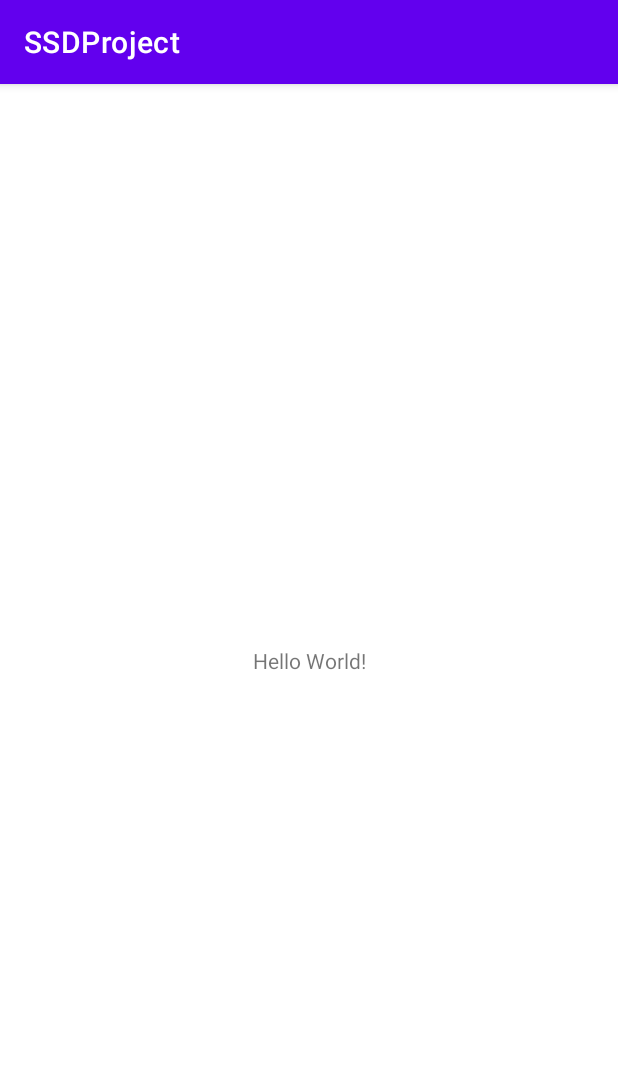
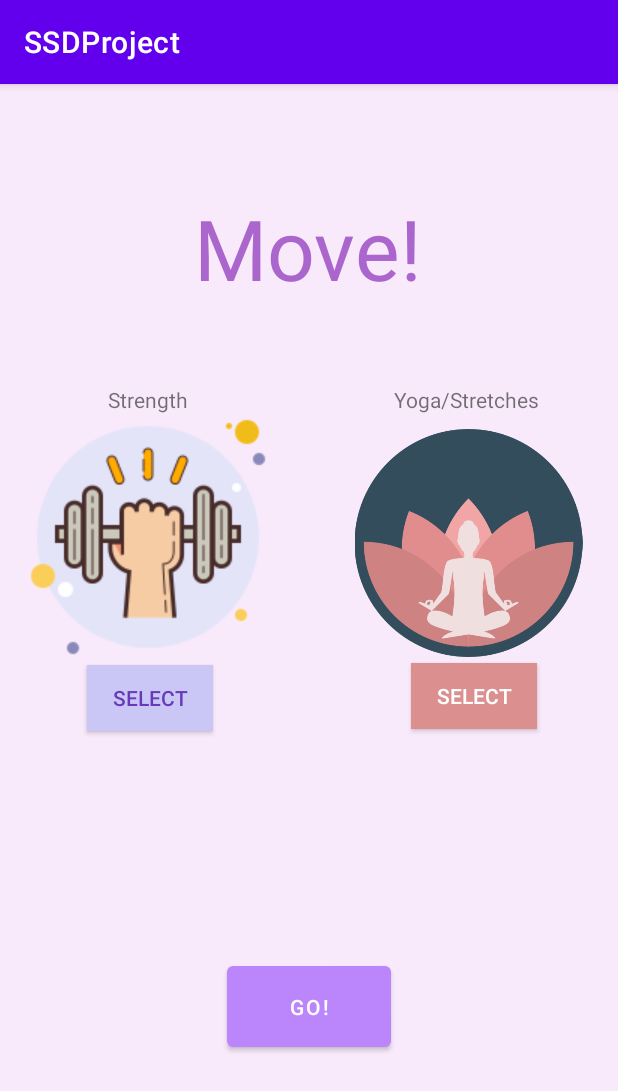
Before and after one commit to Ryanlydz/SSDProject, an Android app: the screen it shows after launch (MainActivity), on a phone screen of 412 x 824 dp. Shown: the top 1091 px of the screen. Run offline under Robolectric (Android 15) with nearby library versions, the light colour scheme and no system bars.

Commit message:
implement UI

```diff
--- a/app/src/main/res/layout/activity_main.xml
+++ b/app/src/main/res/layout/activity_main.xml
@@ -4,15 +4,112 @@
     xmlns:tools="http://schemas.android.com/tools"
     android:layout_width="match_parent"
     android:layout_height="match_parent"
+    android:background="#F9EAFB"
     tools:context=".MainActivity">
 
     <TextView
+        android:id="@+id/textView"
         android:layout_width="wrap_content"
         android:layout_height="wrap_content"
-        android:text="Hello World!"
-        app:layout_constraintBottom_toBottomOf="parent"
-        app:layout_constraintLeft_toLeftOf="parent"
-        app:layout_constraintRight_toRightOf="parent"
+        android:layout_marginTop="72dp"
+        android:text="@string/header_text"
+        android:textAppearance="@style/TextAppearance.AppCompat.Display3"
+        android:textColor="@android:color/holo_purple"
+        app:layout_constraintEnd_toEndOf="parent"
+        app:layout_constraintHorizontal_bias="0.498"
+        app:layout_constraintStart_toStartOf="parent"
         app:layout_constraintTop_toTopOf="parent" />
 
+    <ImageButton
+        android:id="@+id/btn_strength"
+        android:layout_width="165dp"
+        android:layout_height="163dp"
+        android:layout_marginStart="16dp"
+        android:layout_marginLeft="16dp"
+        android:layout_marginTop="220dp"
+        android:background="@null"
+        app:layout_constraintStart_toStartOf="parent"
+        app:layout_constraintTop_toTopOf="parent"
+        app:srcCompat="@drawable/strength" />
+
+    <ImageButton
+        android:id="@+id/btn_yoga"
+        android:layout_width="167dp"
+        android:layout_height="152dp"
+        android:layout_marginStart="16dp"
+        android:layout_marginLeft="16dp"
+        android:layout_marginTop="230dp"
+        android:layout_marginEnd="16dp"
+        android:layout_marginRight="16dp"
+        android:background="@null"
+        android:scaleType="fitCenter"
+        app:layout_constraintEnd_toEndOf="parent"
+        app:layout_constraintHorizontal_bias="1.0"
+        app:layout_constraintStart_toEndOf="@+id/btn_strength"
+        app:layout_constraintTop_toTopOf="parent"
+        app:srcCompat="@drawable/yoga3" />
+
+    <TextView
+        android:id="@+id/textView2"
+        android:layout_width="wrap_content"
+        android:layout_height="wrap_content"
+        android:layout_marginStart="72dp"
+        android:layout_marginLeft="72dp"
+        android:text="@string/strength_text"
+        app:layout_constraintBottom_toTopOf="@+id/btn_strength"
+        app:layout_constraintStart_toStartOf="parent" />
+
+    <TextView
+        android:id="@+id/textView3"
+        android:layout_width="wrap_content"
+        android:layout_height="wrap_content"
+        android:layout_marginEnd="52dp"
+        android:layout_marginRight="52dp"
+        android:text="@string/yoga_text"
+        app:layout_constraintBaseline_toBaselineOf="@+id/textView2"
+        app:layout_constraintEnd_toEndOf="parent" />
+
+    <ToggleButton
+        android:id="@+id/toggleButton"
+        android:layout_width="84dp"
+        android:layout_height="44dp"
+        android:layout_marginStart="58dp"
+        android:layout_marginLeft="58dp"
+        android:layout_marginTop="4dp"
+        android:background="#CAC7F6"
+        android:text="@string/strength_toggle"
+        android:textColor="#673AB7"
+        android:textOff="Select"
+        android:textOn="Select"
+        app:layout_constraintStart_toStartOf="parent"
+        app:layout_constraintTop_toBottomOf="@+id/btn_strength" />
+
+    <ToggleButton
+        android:id="@+id/toggleButton2"
+        android:layout_width="84dp"
+        android:layout_height="44dp"
+        android:layout_marginTop="4dp"
+        android:layout_marginEnd="54dp"
+        android:layout_marginRight="54dp"
+        android:background="#DC8F8F"
+        android:text="@string/yoga_toggle"
+        android:textColor="#FFFFFF"
+        android:textOff="Select"
+        android:textOn="Select"
+        app:layout_constraintEnd_toEndOf="parent"
+        app:layout_constraintTop_toBottomOf="@+id/btn_yoga" />
+
+    <Button
+        android:id="@+id/go_button"
+        android:layout_width="109dp"
+        android:layout_height="66dp"
+        android:layout_marginBottom="120dp"
+        android:text="Go!"
+        android:textColor="#FFFFFF"
+        app:backgroundTint="@color/purple_200"
+        app:layout_constraintBottom_toBottomOf="parent"
+        app:layout_constraintEnd_toEndOf="parent"
+        app:layout_constraintHorizontal_bias="0.5"
+        app:layout_constraintStart_toStartOf="parent" />
+
 </androidx.constraintlayout.widget.ConstraintLayout>
--- a/app/src/main/res/values/strings.xml
+++ b/app/src/main/res/values/strings.xml
@@ -1,3 +1,11 @@
 <resources>
     <string name="app_name">SSDProject</string>
+    <string name="header_text">Move!</string>
+    <string name="strength_button">strength</string>
+    <string name="yoga_button">yoga</string>
+    <string name="strength_text">Strength</string>
+    <string name="yoga_text">Yoga/Stretches</string>
+    <string name="yoga_toggle">Yoga Toggle</string>
+    <string name="strength_toggle">Strength Toggle</string>
+    <string name="go_button">Go!</string>
 </resources>
```
Also changed, not shown: app/src/main/res/drawable/strength.png (added), app/src/main/res/drawable/yoga.png (added), app/src/main/res/drawable/yoga2.jpg (added), app/src/main/res/drawable/yoga3.png (added).
